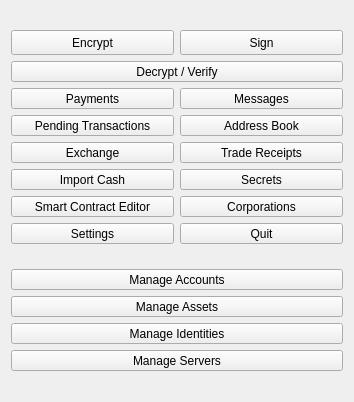
The window that src/gui/ui/dlgmenu.ui (Open-Transactions/Moneychanger) describes before a commit, drawn with Qt 5.
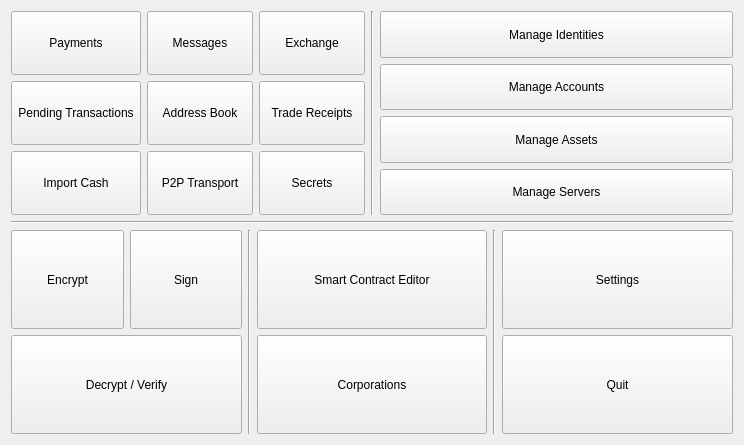
The same window after the commit. Icons and pictures are not drawn.

The edit to the form file:
```diff
--- a/src/gui/ui/dlgmenu.ui
+++ b/src/gui/ui/dlgmenu.ui
@@ -6,71 +6,22 @@
    <rect>
     <x>0</x>
     <y>0</y>
-    <width>354</width>
-    <height>402</height>
+    <width>744</width>
+    <height>445</height>
    </rect>
   </property>
   <property name="windowTitle">
    <string>Main Menu</string>
   </property>
-  <layout class="QVBoxLayout" name="verticalLayout_2">
+  <layout class="QVBoxLayout" name="verticalLayout_4">
    <item>
-    <layout class="QGridLayout" name="gridLayout">
+    <layout class="QHBoxLayout" name="horizontalLayout">
+     <item>
+      <layout class="QGridLayout" name="gridLayout_2">
      <item row="0" column="0">
-      <widget class="QToolButton" name="toolButton_encrypt">
-       <property name="sizePolicy">
-        <sizepolicy hsizetype="Expanding" vsizetype="Fixed">
-         <horstretch>0</horstretch>
-         <verstretch>0</verstretch>
-        </sizepolicy>
-       </property>
-       <property name="maximumSize">
-        <size>
-         <width>16777215</width>
-         <height>25</height>
-        </size>
-       </property>
-       <property name="text">
-        <string>Encrypt</string>
-       </property>
-      </widget>
-     </item>
-     <item row="0" column="1">
-      <widget class="QToolButton" name="toolButton_sign">
-       <property name="sizePolicy">
-        <sizepolicy hsizetype="Expanding" vsizetype="Fixed">
-         <horstretch>0</horstretch>
-         <verstretch>0</verstretch>
-        </sizepolicy>
-       </property>
-       <property name="maximumSize">
-        <size>
-         <width>16777215</width>
-         <height>25</height>
-        </size>
-       </property>
-       <property name="text">
-        <string>Sign</string>
-       </property>
-      </widget>
-     </item>
-     <item row="1" column="0" colspan="2">
-      <widget class="QToolButton" name="toolButton_decrypt">
-       <property name="sizePolicy">
-        <sizepolicy hsizetype="Expanding" vsizetype="Fixed">
-         <horstretch>0</horstretch>
-         <verstretch>0</verstretch>
-        </sizepolicy>
-       </property>
-       <property name="text">
-        <string>Decrypt / Verify</string>
-       </property>
-      </widget>
-     </item>
-     <item row="2" column="0">
       <widget class="QToolButton" name="toolButton_payments">
        <property name="sizePolicy">
-        <sizepolicy hsizetype="Expanding" vsizetype="Fixed">
+          <sizepolicy hsizetype="Expanding" vsizetype="Expanding">
          <horstretch>0</horstretch>
          <verstretch>0</verstretch>
         </sizepolicy>
@@ -78,25 +29,80 @@
        <property name="text">
         <string>Payments</string>
        </property>
-      </widget>
-     </item>
-     <item row="2" column="1">
+         <property name="icon">
+          <iconset resource="../resource.qrc">
+           <normaloff>:/icons/icons/fistful_of_cash_72.png</normaloff>:/icons/icons/fistful_of_cash_72.png</iconset>
+         </property>
+         <property name="iconSize">
+          <size>
+           <width>64</width>
+           <height>64</height>
+          </size>
+         </property>
+         <property name="toolButtonStyle">
+          <enum>Qt::ToolButtonTextBesideIcon</enum>
+         </property>
+        </widget>
+       </item>
+       <item row="0" column="1">
       <widget class="QToolButton" name="toolButton_messages">
        <property name="sizePolicy">
-        <sizepolicy hsizetype="Expanding" vsizetype="Fixed">
+          <sizepolicy hsizetype="Expanding" vsizetype="Expanding">
          <horstretch>0</horstretch>
          <verstretch>0</verstretch>
         </sizepolicy>
        </property>
+         <property name="layoutDirection">
+          <enum>Qt::LeftToRight</enum>
+         </property>
        <property name="text">
         <string>Messages</string>
        </property>
-      </widget>
-     </item>
-     <item row="3" column="0">
+         <property name="icon">
+          <iconset resource="../resource.qrc">
+           <normaloff>:/icons/icons/pencil.png</normaloff>:/icons/icons/pencil.png</iconset>
+         </property>
+         <property name="iconSize">
+          <size>
+           <width>64</width>
+           <height>64</height>
+          </size>
+         </property>
+         <property name="toolButtonStyle">
+          <enum>Qt::ToolButtonTextBesideIcon</enum>
+         </property>
+        </widget>
+       </item>
+       <item row="0" column="2">
+        <widget class="QToolButton" name="toolButton_markets">
+         <property name="sizePolicy">
+          <sizepolicy hsizetype="Expanding" vsizetype="Expanding">
+           <horstretch>0</horstretch>
+           <verstretch>0</verstretch>
+          </sizepolicy>
+         </property>
+         <property name="text">
+          <string>Exchange</string>
+         </property>
+         <property name="icon">
+          <iconset resource="../resource.qrc">
+           <normaloff>:/icons/markets</normaloff>:/icons/markets</iconset>
+         </property>
+         <property name="iconSize">
+          <size>
+           <width>64</width>
+           <height>64</height>
+          </size>
+         </property>
+         <property name="toolButtonStyle">
+          <enum>Qt::ToolButtonTextBesideIcon</enum>
+         </property>
+        </widget>
+       </item>
+       <item row="1" column="0">
       <widget class="QToolButton" name="toolButton_pending">
        <property name="sizePolicy">
-        <sizepolicy hsizetype="Expanding" vsizetype="Fixed">
+          <sizepolicy hsizetype="Expanding" vsizetype="Expanding">
          <horstretch>0</horstretch>
          <verstretch>0</verstretch>
         </sizepolicy>
@@ -104,12 +110,25 @@
        <property name="text">
         <string>Pending Transactions</string>
        </property>
-      </widget>
-     </item>
-     <item row="3" column="1">
+         <property name="icon">
+          <iconset resource="../resource.qrc">
+           <normaloff>:/icons/overview</normaloff>:/icons/overview</iconset>
+         </property>
+         <property name="iconSize">
+          <size>
+           <width>64</width>
+           <height>64</height>
+          </size>
+         </property>
+         <property name="toolButtonStyle">
+          <enum>Qt::ToolButtonTextBesideIcon</enum>
+         </property>
+        </widget>
+       </item>
+       <item row="1" column="1">
       <widget class="QToolButton" name="toolButton_contacts">
        <property name="sizePolicy">
-        <sizepolicy hsizetype="Expanding" vsizetype="Fixed">
+          <sizepolicy hsizetype="Expanding" vsizetype="Expanding">
          <horstretch>0</horstretch>
          <verstretch>0</verstretch>
         </sizepolicy>
@@ -117,25 +136,25 @@
        <property name="text">
         <string>Address Book</string>
        </property>
-      </widget>
-     </item>
-     <item row="4" column="0">
-      <widget class="QToolButton" name="toolButton_markets">
-       <property name="sizePolicy">
-        <sizepolicy hsizetype="Expanding" vsizetype="Fixed">
-         <horstretch>0</horstretch>
-         <verstretch>0</verstretch>
-        </sizepolicy>
-       </property>
-       <property name="text">
-        <string>Exchange</string>
-       </property>
-      </widget>
-     </item>
-     <item row="4" column="1">
+         <property name="icon">
+          <iconset resource="../resource.qrc">
+           <normaloff>:/icons/icons/rolodex_small.png</normaloff>:/icons/icons/rolodex_small.png</iconset>
+         </property>
+         <property name="iconSize">
+          <size>
+           <width>64</width>
+           <height>64</height>
+          </size>
+         </property>
+         <property name="toolButtonStyle">
+          <enum>Qt::ToolButtonTextBesideIcon</enum>
+         </property>
+        </widget>
+       </item>
+       <item row="1" column="2">
       <widget class="QToolButton" name="toolButton_trade_archive">
        <property name="sizePolicy">
-        <sizepolicy hsizetype="Expanding" vsizetype="Fixed">
+          <sizepolicy hsizetype="Expanding" vsizetype="Expanding">
          <horstretch>0</horstretch>
          <verstretch>0</verstretch>
         </sizepolicy>
@@ -143,12 +162,25 @@
        <property name="text">
         <string>Trade Receipts</string>
        </property>
-      </widget>
-     </item>
-     <item row="5" column="0">
+         <property name="icon">
+          <iconset resource="../resource.qrc">
+           <normaloff>:/icons/overview</normaloff>:/icons/overview</iconset>
+         </property>
+         <property name="iconSize">
+          <size>
+           <width>64</width>
+           <height>64</height>
+          </size>
+         </property>
+         <property name="toolButtonStyle">
+          <enum>Qt::ToolButtonTextBesideIcon</enum>
+         </property>
+        </widget>
+       </item>
+       <item row="2" column="0">
       <widget class="QToolButton" name="toolButton_importCash">
        <property name="sizePolicy">
-        <sizepolicy hsizetype="Expanding" vsizetype="Fixed">
+          <sizepolicy hsizetype="Expanding" vsizetype="Expanding">
          <horstretch>0</horstretch>
          <verstretch>0</verstretch>
         </sizepolicy>
@@ -156,12 +188,51 @@
        <property name="text">
         <string>Import Cash</string>
        </property>
-      </widget>
-     </item>
-     <item row="5" column="1">
+         <property name="icon">
+          <iconset resource="../resource.qrc">
+           <normaloff>:/icons/icons/request.png</normaloff>:/icons/icons/request.png</iconset>
+         </property>
+         <property name="iconSize">
+          <size>
+           <width>64</width>
+           <height>64</height>
+          </size>
+         </property>
+         <property name="toolButtonStyle">
+          <enum>Qt::ToolButtonTextBesideIcon</enum>
+         </property>
+        </widget>
+       </item>
+       <item row="2" column="1">
+        <widget class="QToolButton" name="toolButton_transport">
+         <property name="sizePolicy">
+          <sizepolicy hsizetype="Expanding" vsizetype="Expanding">
+           <horstretch>0</horstretch>
+           <verstretch>0</verstretch>
+          </sizepolicy>
+         </property>
+         <property name="text">
+          <string>P2P Transport</string>
+         </property>
+         <property name="icon">
+          <iconset resource="../resource.qrc">
+           <normaloff>:/icons/icons/p2p.png</normaloff>:/icons/icons/p2p.png</iconset>
+         </property>
+         <property name="iconSize">
+          <size>
+           <width>64</width>
+           <height>64</height>
+          </size>
+         </property>
+         <property name="toolButtonStyle">
+          <enum>Qt::ToolButtonTextBesideIcon</enum>
+         </property>
+        </widget>
+       </item>
+       <item row="2" column="2">
       <widget class="QToolButton" name="toolButton_secrets">
        <property name="sizePolicy">
-        <sizepolicy hsizetype="Expanding" vsizetype="Fixed">
+          <sizepolicy hsizetype="Expanding" vsizetype="Expanding">
          <horstretch>0</horstretch>
          <verstretch>0</verstretch>
         </sizepolicy>
@@ -169,12 +240,259 @@
        <property name="text">
         <string>Secrets</string>
        </property>
-      </widget>
-     </item>
-     <item row="6" column="0">
+         <property name="icon">
+          <iconset resource="../resource.qrc">
+           <normaloff>:/icons/icons/safe_box.png</normaloff>:/icons/icons/safe_box.png</iconset>
+         </property>
+         <property name="iconSize">
+          <size>
+           <width>64</width>
+           <height>64</height>
+          </size>
+         </property>
+         <property name="toolButtonStyle">
+          <enum>Qt::ToolButtonTextBesideIcon</enum>
+         </property>
+        </widget>
+       </item>
+      </layout>
+     </item>
+     <item>
+      <widget class="Line" name="line">
+       <property name="orientation">
+        <enum>Qt::Vertical</enum>
+       </property>
+      </widget>
+     </item>
+     <item>
+      <layout class="QVBoxLayout" name="verticalLayout">
+       <item>
+        <widget class="QToolButton" name="toolButton_manageNyms">
+         <property name="sizePolicy">
+          <sizepolicy hsizetype="Expanding" vsizetype="Expanding">
+           <horstretch>0</horstretch>
+           <verstretch>0</verstretch>
+          </sizepolicy>
+         </property>
+         <property name="text">
+          <string>Manage Identities</string>
+         </property>
+         <property name="icon">
+          <iconset resource="../resource.qrc">
+           <normaloff>:/icons/icons/qrcode_scan.png</normaloff>:/icons/icons/qrcode_scan.png</iconset>
+         </property>
+         <property name="iconSize">
+          <size>
+           <width>64</width>
+           <height>64</height>
+          </size>
+         </property>
+         <property name="toolButtonStyle">
+          <enum>Qt::ToolButtonTextBesideIcon</enum>
+         </property>
+        </widget>
+       </item>
+       <item>
+        <widget class="QToolButton" name="toolButton_manageAccounts">
+         <property name="sizePolicy">
+          <sizepolicy hsizetype="Expanding" vsizetype="Expanding">
+           <horstretch>0</horstretch>
+           <verstretch>0</verstretch>
+          </sizepolicy>
+         </property>
+         <property name="text">
+          <string>Manage Accounts</string>
+         </property>
+         <property name="icon">
+          <iconset resource="../resource.qrc">
+           <normaloff>:/icons/icons/vault.png</normaloff>:/icons/icons/vault.png</iconset>
+         </property>
+         <property name="iconSize">
+          <size>
+           <width>64</width>
+           <height>64</height>
+          </size>
+         </property>
+         <property name="toolButtonStyle">
+          <enum>Qt::ToolButtonTextBesideIcon</enum>
+         </property>
+        </widget>
+       </item>
+       <item>
+        <widget class="QToolButton" name="toolButton_manageAssets">
+         <property name="sizePolicy">
+          <sizepolicy hsizetype="Expanding" vsizetype="Expanding">
+           <horstretch>0</horstretch>
+           <verstretch>0</verstretch>
+          </sizepolicy>
+         </property>
+         <property name="text">
+          <string>Manage Assets</string>
+         </property>
+         <property name="icon">
+          <iconset resource="../resource.qrc">
+           <normaloff>:/icons/icons/assets.png</normaloff>:/icons/icons/assets.png</iconset>
+         </property>
+         <property name="iconSize">
+          <size>
+           <width>64</width>
+           <height>64</height>
+          </size>
+         </property>
+         <property name="toolButtonStyle">
+          <enum>Qt::ToolButtonTextBesideIcon</enum>
+         </property>
+        </widget>
+       </item>
+       <item>
+        <widget class="QToolButton" name="toolButton_manageServers">
+         <property name="sizePolicy">
+          <sizepolicy hsizetype="Expanding" vsizetype="Expanding">
+           <horstretch>0</horstretch>
+           <verstretch>0</verstretch>
+          </sizepolicy>
+         </property>
+         <property name="text">
+          <string>Manage Servers</string>
+         </property>
+         <property name="icon">
+          <iconset resource="../resource.qrc">
+           <normaloff>:/icons/server</normaloff>:/icons/server</iconset>
+         </property>
+         <property name="iconSize">
+          <size>
+           <width>64</width>
+           <height>64</height>
+          </size>
+         </property>
+         <property name="toolButtonStyle">
+          <enum>Qt::ToolButtonTextBesideIcon</enum>
+         </property>
+        </widget>
+       </item>
+      </layout>
+     </item>
+    </layout>
+   </item>
+   <item>
+    <widget class="Line" name="line_3">
+     <property name="orientation">
+      <enum>Qt::Horizontal</enum>
+     </property>
+    </widget>
+   </item>
+   <item>
+    <layout class="QHBoxLayout" name="horizontalLayout_2">
+     <item>
+      <layout class="QGridLayout" name="gridLayout">
+       <item row="0" column="0">
+        <widget class="QToolButton" name="toolButton_encrypt">
+         <property name="sizePolicy">
+          <sizepolicy hsizetype="Expanding" vsizetype="Expanding">
+           <horstretch>0</horstretch>
+           <verstretch>0</verstretch>
+          </sizepolicy>
+         </property>
+         <property name="maximumSize">
+          <size>
+           <width>16777215</width>
+           <height>10000</height>
+          </size>
+         </property>
+         <property name="text">
+          <string>Encrypt</string>
+         </property>
+         <property name="icon">
+          <iconset resource="../resource.qrc">
+           <normaloff>:/icons/icons/lock.png</normaloff>:/icons/icons/lock.png</iconset>
+         </property>
+         <property name="iconSize">
+          <size>
+           <width>16</width>
+           <height>16</height>
+          </size>
+         </property>
+         <property name="toolButtonStyle">
+          <enum>Qt::ToolButtonTextBesideIcon</enum>
+         </property>
+         <property name="autoRaise">
+          <bool>false</bool>
+         </property>
+        </widget>
+       </item>
+       <item row="0" column="1">
+        <widget class="QToolButton" name="toolButton_sign">
+         <property name="sizePolicy">
+          <sizepolicy hsizetype="Expanding" vsizetype="Expanding">
+           <horstretch>0</horstretch>
+           <verstretch>0</verstretch>
+          </sizepolicy>
+         </property>
+         <property name="maximumSize">
+          <size>
+           <width>16777215</width>
+           <height>100000</height>
+          </size>
+         </property>
+         <property name="text">
+          <string>Sign</string>
+         </property>
+         <property name="icon">
+          <iconset resource="../resource.qrc">
+           <normaloff>:/icons/icons/signature-small.png</normaloff>:/icons/icons/signature-small.png</iconset>
+         </property>
+         <property name="iconSize">
+          <size>
+           <width>16</width>
+           <height>16</height>
+          </size>
+         </property>
+         <property name="toolButtonStyle">
+          <enum>Qt::ToolButtonTextBesideIcon</enum>
+         </property>
+        </widget>
+       </item>
+       <item row="1" column="0" colspan="2">
+        <widget class="QToolButton" name="toolButton_decrypt">
+         <property name="sizePolicy">
+          <sizepolicy hsizetype="Expanding" vsizetype="Expanding">
+           <horstretch>0</horstretch>
+           <verstretch>0</verstretch>
+          </sizepolicy>
+         </property>
+         <property name="text">
+          <string>Decrypt / Verify</string>
+         </property>
+         <property name="icon">
+          <iconset resource="../resource.qrc">
+           <normaloff>:/icons/icons/padlock_open.png</normaloff>:/icons/icons/padlock_open.png</iconset>
+         </property>
+         <property name="iconSize">
+          <size>
+           <width>16</width>
+           <height>16</height>
+          </size>
+         </property>
+         <property name="toolButtonStyle">
+          <enum>Qt::ToolButtonTextBesideIcon</enum>
+         </property>
+        </widget>
+       </item>
+      </layout>
+     </item>
+     <item>
+      <widget class="Line" name="line_2">
+       <property name="orientation">
+        <enum>Qt::Vertical</enum>
+       </property>
+      </widget>
+     </item>
+     <item>
+      <layout class="QVBoxLayout" name="verticalLayout_3">
+       <item>
       <widget class="QToolButton" name="toolButton_smartContracts">
        <property name="sizePolicy">
-        <sizepolicy hsizetype="Expanding" vsizetype="Fixed">
+          <sizepolicy hsizetype="Expanding" vsizetype="Expanding">
          <horstretch>0</horstretch>
          <verstretch>0</verstretch>
         </sizepolicy>
@@ -184,10 +502,10 @@
        </property>
       </widget>
      </item>
-     <item row="6" column="1">
+       <item>
       <widget class="QToolButton" name="toolButton_Corporations">
        <property name="sizePolicy">
-        <sizepolicy hsizetype="Expanding" vsizetype="Fixed">
+          <sizepolicy hsizetype="Expanding" vsizetype="Expanding">
          <horstretch>0</horstretch>
          <verstretch>0</verstretch>
         </sizepolicy>
@@ -197,10 +515,21 @@
        </property>
       </widget>
      </item>
-     <item row="7" column="0">
+      </layout>
+     </item>
+     <item>
+      <widget class="Line" name="line_4">
+       <property name="orientation">
+        <enum>Qt::Vertical</enum>
+       </property>
+      </widget>
+     </item>
+     <item>
+      <layout class="QVBoxLayout" name="verticalLayout_2">
+       <item>
       <widget class="QToolButton" name="toolButton_settings">
        <property name="sizePolicy">
-        <sizepolicy hsizetype="Expanding" vsizetype="Fixed">
+          <sizepolicy hsizetype="Expanding" vsizetype="Expanding">
          <horstretch>0</horstretch>
          <verstretch>0</verstretch>
         </sizepolicy>
@@ -210,10 +539,10 @@
        </property>
       </widget>
      </item>
-     <item row="7" column="1">
+       <item>
       <widget class="QToolButton" name="toolButton_quit">
        <property name="sizePolicy">
-        <sizepolicy hsizetype="Expanding" vsizetype="Fixed">
+          <sizepolicy hsizetype="Expanding" vsizetype="Expanding">
          <horstretch>0</horstretch>
          <verstretch>0</verstretch>
         </sizepolicy>
@@ -225,60 +554,6 @@
      </item>
     </layout>
    </item>
-   <item>
-    <layout class="QVBoxLayout" name="verticalLayout">
-     <item>
-      <widget class="QToolButton" name="toolButton_manageAccounts">
-       <property name="sizePolicy">
-        <sizepolicy hsizetype="Expanding" vsizetype="Fixed">
-         <horstretch>0</horstretch>
-         <verstretch>0</verstretch>
-        </sizepolicy>
-       </property>
-       <property name="text">
-        <string>Manage Accounts</string>
-       </property>
-      </widget>
-     </item>
-     <item>
-      <widget class="QToolButton" name="toolButton_manageAssets">
-       <property name="sizePolicy">
-        <sizepolicy hsizetype="Expanding" vsizetype="Fixed">
-         <horstretch>0</horstretch>
-         <verstretch>0</verstretch>
-        </sizepolicy>
-       </property>
-       <property name="text">
-        <string>Manage Assets</string>
-       </property>
-      </widget>
-     </item>
-     <item>
-      <widget class="QToolButton" name="toolButton_manageNyms">
-       <property name="sizePolicy">
-        <sizepolicy hsizetype="Expanding" vsizetype="Fixed">
-         <horstretch>0</horstretch>
-         <verstretch>0</verstretch>
-        </sizepolicy>
-       </property>
-       <property name="text">
-        <string>Manage Identities</string>
-       </property>
-      </widget>
-     </item>
-     <item>
-      <widget class="QToolButton" name="toolButton_manageServers">
-       <property name="sizePolicy">
-        <sizepolicy hsizetype="Expanding" vsizetype="Fixed">
-         <horstretch>0</horstretch>
-         <verstretch>0</verstretch>
-        </sizepolicy>
-       </property>
-       <property name="text">
-        <string>Manage Servers</string>
-       </property>
-      </widget>
-     </item>
     </layout>
    </item>
   </layout>
```
Left out of the diff: 9 changed lines with no effect on the pictures. Lines whose indentation alone changed are shown as unchanged.
